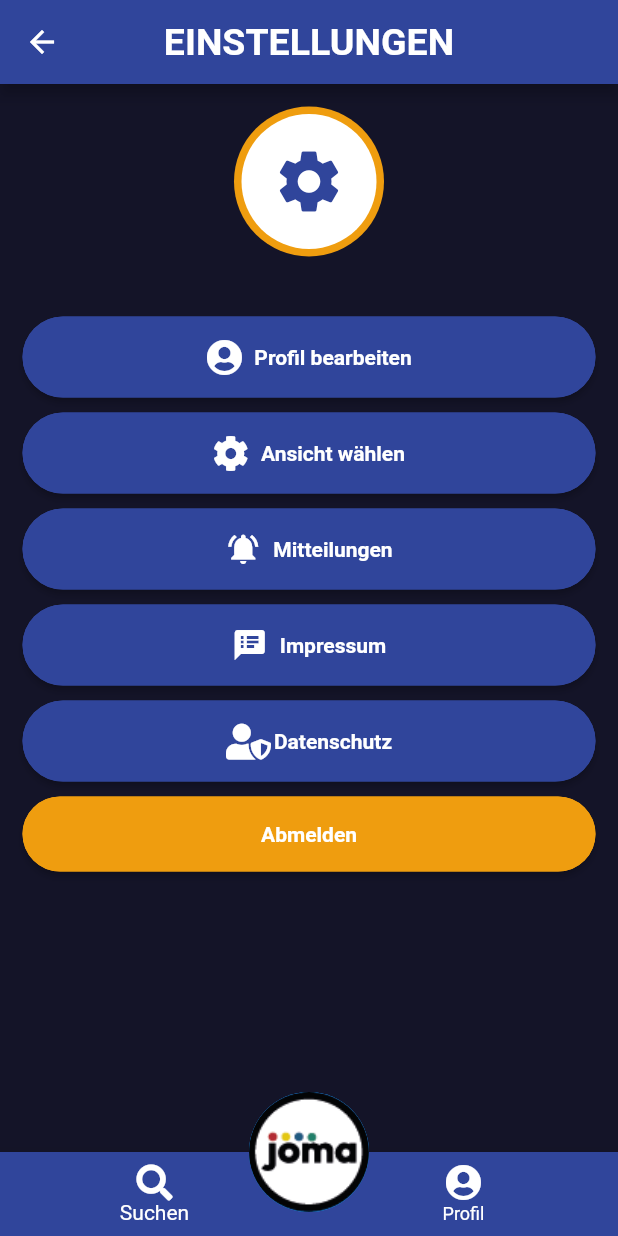
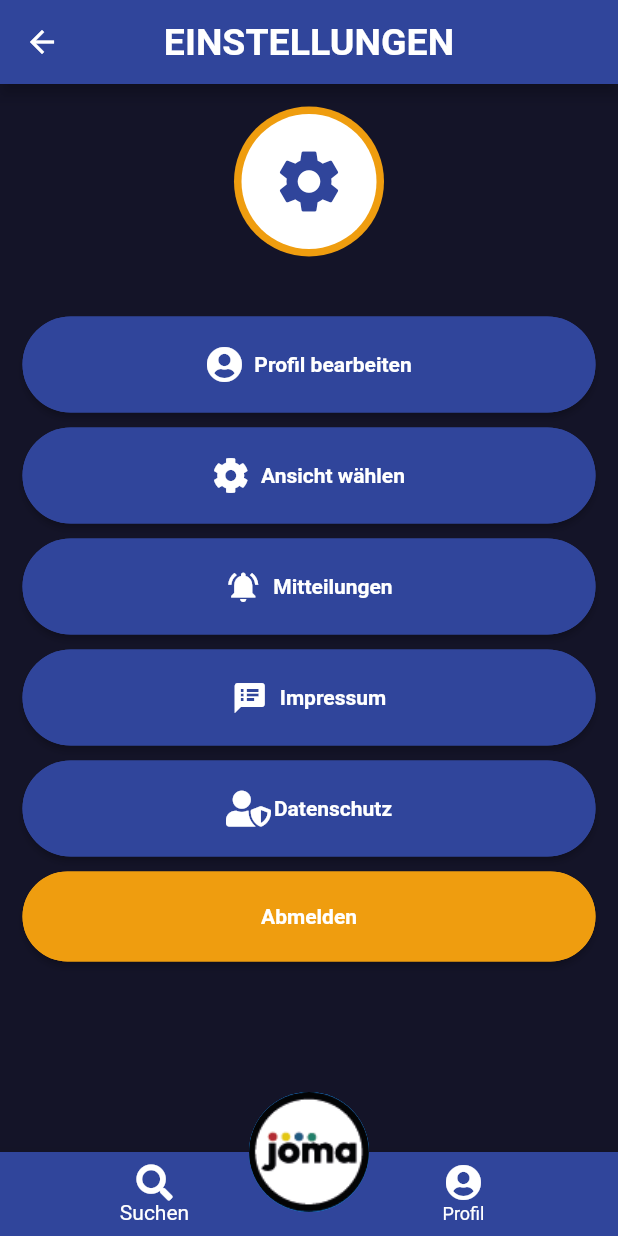
Before and after one commit to arsomesan/JoMa, a Flutter app: the Einstellungen screen opened directly, on a phone screen of 412 x 824 dp. Run offline on Flutter 3.47's test engine with Material 2 defaults, Android fonts, the phone set to English and light mode, and no system bars; our stand-ins replace animated_splash_screen, carousel_slider, flutter_map, flutter_svg, flutter_svg_provider, font_awesome_flutter and 3 more; accounts and stored records are empty; network calls fail.

Commit message:
- Button-Größe geändert

```diff
--- a/lib/materials/button.dart
+++ b/lib/materials/button.dart
@@ -33,7 +33,7 @@ class AppButton extends StatelessWidget {
           ),
           style: ButtonStyle(
               padding: MaterialStateProperty.all<EdgeInsetsGeometry>(
-                  const EdgeInsets.fromLTRB(0, 17, 0, 17)),
+                  const EdgeInsets.fromLTRB(0, 22, 0, 22)),
               backgroundColor: MaterialStateProperty.all<Color>(color),
               textStyle: MaterialStateProperty.all<TextStyle>(
                   AppTextStyles.darkButtonText),
@@ -70,7 +70,7 @@ class AppButtonWithIcon extends StatelessWidget {
             label: Text(text),
               style: ButtonStyle(
                   padding: MaterialStateProperty.all<EdgeInsetsGeometry>(
-                      const EdgeInsets.fromLTRB(0, 15, 0, 15)),
+                      const EdgeInsets.fromLTRB(0, 20, 0, 20)),
                   backgroundColor: MaterialStateProperty.all<Color>(color),
                   textStyle: MaterialStateProperty.all<TextStyle>(
                       AppTextStyles.darkButtonText),
```
